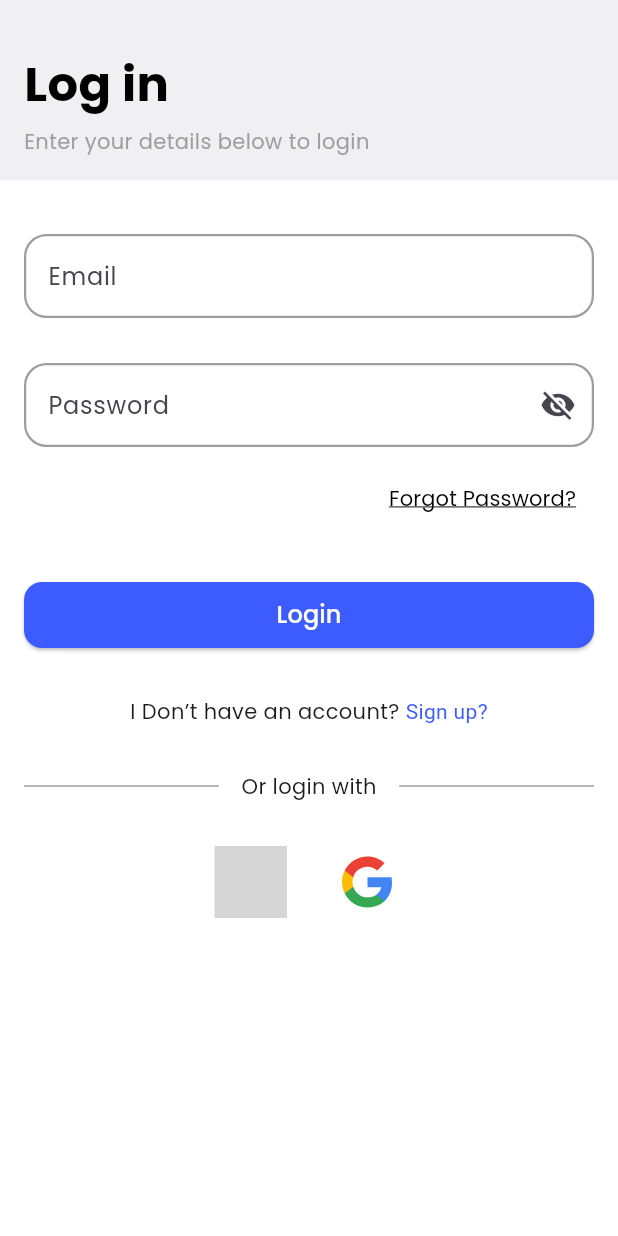
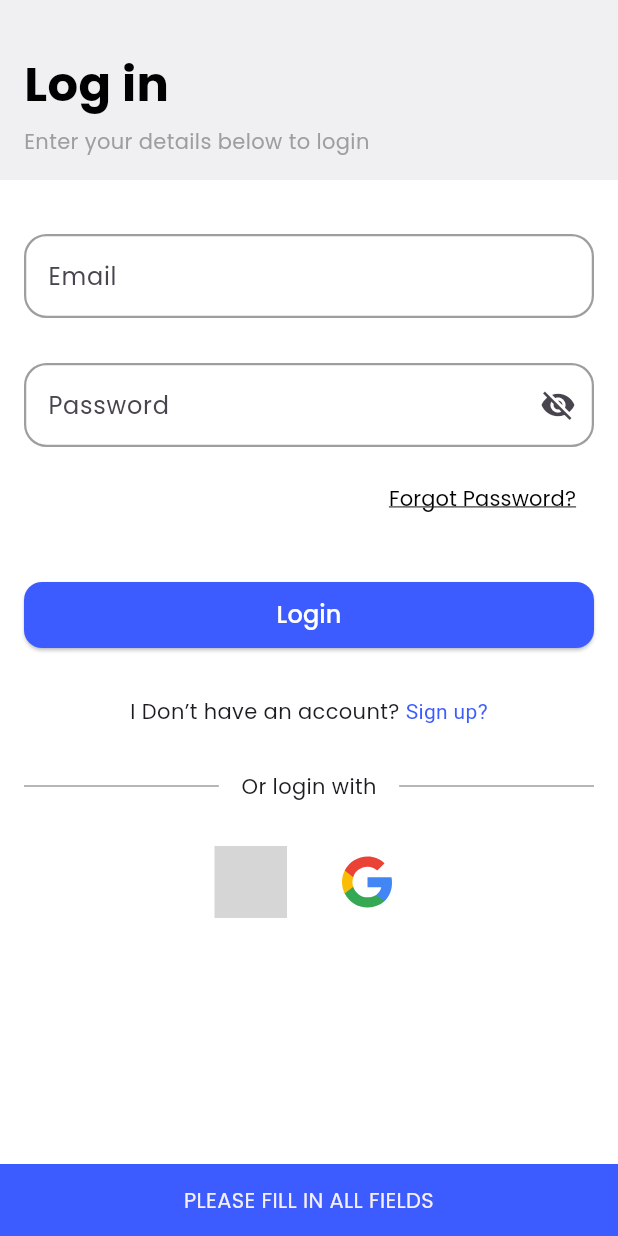
Before and after one commit to SemajCode/skill_harvest, a Flutter app: the Login screen opened directly, after a tap on "Login", on a phone screen of 412 x 824 dp. Run offline on Flutter 3.47's test engine with Material 3 defaults, Android fonts, the phone set to English and light mode, and no system bars; our stand-ins replace animated_text_kit, flick_video_player, flutter_riverpod, flutter_svg, gap, hive and 2 more; accounts and stored records are empty; grey boxes are pictures that could not be loaded.

Commit message:
login and signin validation

```diff
--- a/lib/core/common/text_fields.dart
+++ b/lib/core/common/text_fields.dart
@@ -1,5 +1,6 @@
 import 'package:flutter/material.dart';
 import 'package:skillharvest/Theme/pallete.dart';
+import 'package:skillharvest/core/util/validators/validator.dart';
 
 class AppTextField extends StatelessWidget {
   const AppTextField({
@@ -15,6 +16,52 @@ class AppTextField extends StatelessWidget {
   @override
   Widget build(BuildContext context) {
     return TextFormField(
+      controller: textController,
+      keyboardType: TextInputType.emailAddress,
+      decoration: InputDecoration(
+        hintText: hint,
+        label: Text(
+          label,
+        ),
+        border: OutlineInputBorder(
+          borderSide: BorderSide(width: 1.5, color: Pallete.greyText[350]!),
+          borderRadius: BorderRadius.circular(15),
+        ),
+        errorBorder: OutlineInputBorder(
+          borderSide: const BorderSide(width: 1.5, color: Colors.red),
+          borderRadius: BorderRadius.circular(15),
+        ),
+        focusedBorder: OutlineInputBorder(
+          borderSide: const BorderSide(width: 1.5, color: Pallete.blueColor),
+          borderRadius: BorderRadius.circular(15),
+        ),
+        enabledBorder: OutlineInputBorder(
+          borderSide: const BorderSide(width: 1.5, color: Pallete.greyText),
+          borderRadius: BorderRadius.circular(15),
+        ),
+      ),
+    );
+  }
+}
+
+class LoginTextField extends StatelessWidget {
+  const LoginTextField({
+    super.key,
+    required this.label,
+    required this.hint,
+    required this.textController,
+  });
+  final String label;
+  final String hint;
+  final TextEditingController textController;
+
+  @override
+  Widget build(BuildContext context) {
+    return TextFormField(
+      autovalidateMode: AutovalidateMode.onUserInteraction,
+      validator: (value) {
+        return Validator.validateEmail(value);
+      },
       controller: textController,
       keyboardType: TextInputType.emailAddress,
       decoration: InputDecoration(
@@ -64,6 +111,10 @@ class _PasswordTextFieldState extends State<PasswordTextField> {
   @override
   Widget build(BuildContext context) {
     return TextFormField(
+      autovalidateMode: AutovalidateMode.onUserInteraction,
+      validator: (value) {
+        return Validator.validatePassword(value);
+      },
       controller: widget.passwordController,
       keyboardType: TextInputType.number,
       obscureText: toggled,
--- a/lib/core/util/helpers/helper_fuctions.dart
+++ b/lib/core/util/helpers/helper_fuctions.dart
@@ -18,7 +18,10 @@ void showSnackBar(BuildContext context, String message) {
   ScaffoldMessenger.of(context).showSnackBar(
     SnackBar(
       backgroundColor: Pallete.blueColor,
-      content: Text(message),
+      content: Text(
+        message,
+        textAlign: TextAlign.center,
+      ),
     ),
   );
 }
--- a/lib/core/util/validators/validator.dart
+++ b/lib/core/util/validators/validator.dart
@@ -1,10 +1,13 @@
 class Validator {
   //email validator
-  static String? validateEmail(String email) {
+  static String? validateEmail(String? email) {
     const String emailPattern =
         r'^.+@[a-zA-Z]+\.{1}[a-zA-Z]+(\.{0,1}[a-zA-Z]+)$';
 
     final RegExp emailRegex = RegExp(emailPattern);
+    if (email == null) {
+      return 'Please Enter your email';
+    }
     if (email.isEmpty) {
       return 'Please Enter your email';
     }
--- a/lib/features/auth/controllers/login_controller.dart
+++ b/lib/features/auth/controllers/login_controller.dart
@@ -6,14 +6,12 @@ final LoginController _loginController = LoginController();
 class LoginController extends ChangeNotifier {
   bool isBusy = false;
 
-  Future<bool> login(String password, String email) async {
+  Future<void> login(String password, String email) async {
     _isBusy(true);
     //Fake Api call
     await Future.delayed(const Duration(seconds: 3));
 
     _isBusy(false);
-
-    return false;
   }
 
   _isBusy(bool isBusy) {
--- a/lib/features/auth/screens/login.dart
+++ b/lib/features/auth/screens/login.dart
@@ -6,6 +6,7 @@ import 'package:skillharvest/Theme/pallete.dart';
 import 'package:skillharvest/core/common/buttons.dart';
 import 'package:skillharvest/core/common/text_fields.dart';
 import 'package:skillharvest/core/util/constants/constant.dart';
+import 'package:skillharvest/core/util/helpers/helper_fuctions.dart';
 import 'package:skillharvest/core/util/validators/validator.dart';
 import 'package:skillharvest/features/auth/controllers/login_controller.dart';
 import 'package:skillharvest/features/auth/screens/signup.dart';
@@ -13,6 +14,7 @@ import 'package:skillharvest/features/auth/widget/bottom_action.dart';
 import 'package:skillharvest/features/auth/widget/enter_details_text.dart';
 import 'package:skillharvest/features/auth/widget/forgot_password.dart';
 import 'package:skillharvest/features/auth/widget/or_login.dart';
+import 'package:skillharvest/features/home/screens/home.dart';
 
 class Login extends ConsumerStatefulWidget {
   const Login({super.key});
@@ -33,14 +35,23 @@ class _LoginState extends ConsumerState<Login> {
     super.dispose();
   }
 
-  void _submit() {
-    final emailValidatorText = Validator.validateEmail(emailController.text);
-    final passValidatorText =
-        Validator.validatePassword(passwordController.text);
-    if (emailValidatorText == null || passValidatorText == null) {
-      ref
+  Future<void> _submit() async {
+    final emailValidator = Validator.validateEmail(emailController.text);
+    final passValidator = Validator.validatePassword(passwordController.text);
+    if (emailController.text.isEmpty && passwordController.text.isEmpty) {
+      showSnackBar(context, 'PLEASE FILL IN ALL FIELDS');
+    }
+    if (emailValidator == null && passValidator == null) {
+      await ref
           .read(loginProvider)
           .login(passwordController.text, emailController.text);
+
+      // ignore: use_build_context_synchronously
+      Navigator.of(context).pushReplacement(
+        MaterialPageRoute(
+          builder: (context) => const Home(),
+        ),
+      );
     }
   }
 
@@ -73,12 +84,13 @@ class _LoginState extends ConsumerState<Login> {
       body: Padding(
         padding: const EdgeInsets.all(16),
         child: SingleChildScrollView(
+          child: Form(
             child: Column(
               mainAxisAlignment: MainAxisAlignment.start,
               crossAxisAlignment: CrossAxisAlignment.center,
               children: [
                 const Gap(20),
-              AppTextField(
+                LoginTextField(
                   textController: emailController,
                   hint: 'Enter your Email',
                   label: 'Email',
@@ -131,6 +143,7 @@ class _LoginState extends ConsumerState<Login> {
             ),
           ),
         ),
+      ),
     );
   }
 }
--- a/lib/features/onboarding/screen/onboarding.dart
+++ b/lib/features/onboarding/screen/onboarding.dart
@@ -1,5 +1,4 @@
 import 'package:flutter/material.dart';
-import 'package:flutter/widgets.dart';
 import 'package:gap/gap.dart';
 import 'package:skillharvest/data/onboard_data.dart';
 import 'package:skillharvest/features/onboarding/widgets/auth_buttons.dart';
--- a/lib/features/onboarding/widgets/auth_buttons.dart
+++ b/lib/features/onboarding/widgets/auth_buttons.dart
@@ -25,7 +25,7 @@ class AuthButtons extends StatelessWidget {
               );
             },
             style: ElevatedButton.styleFrom(
-              minimumSize: const Size(140, 50),
+              minimumSize: const Size(145, 50),
               backgroundColor: Pallete.blueColor,
               foregroundColor: Pallete.whiteColor,
               shape: RoundedRectangleBorder(
@@ -44,7 +44,7 @@ class AuthButtons extends StatelessWidget {
               );
             },
             style: OutlinedButton.styleFrom(
-              minimumSize: const Size(140, 50),
+              minimumSize: const Size(145, 50),
               backgroundColor: Pallete.whiteColor,
               foregroundColor: Pallete.blueColor,
               shape: RoundedRectangleBorder(
```
Also changed, not shown: lib/core/common/signup_checkbox.dart (+7 -5 lines), lib/features/auth/controllers/signup_controller.dart (added, +27 -0 lines), lib/features/auth/screens/phone_login.dart (+8 -3 lines), lib/features/auth/screens/signup.dart (+53 -18 lines). Lines whose indentation alone changed are shown as unchanged.
